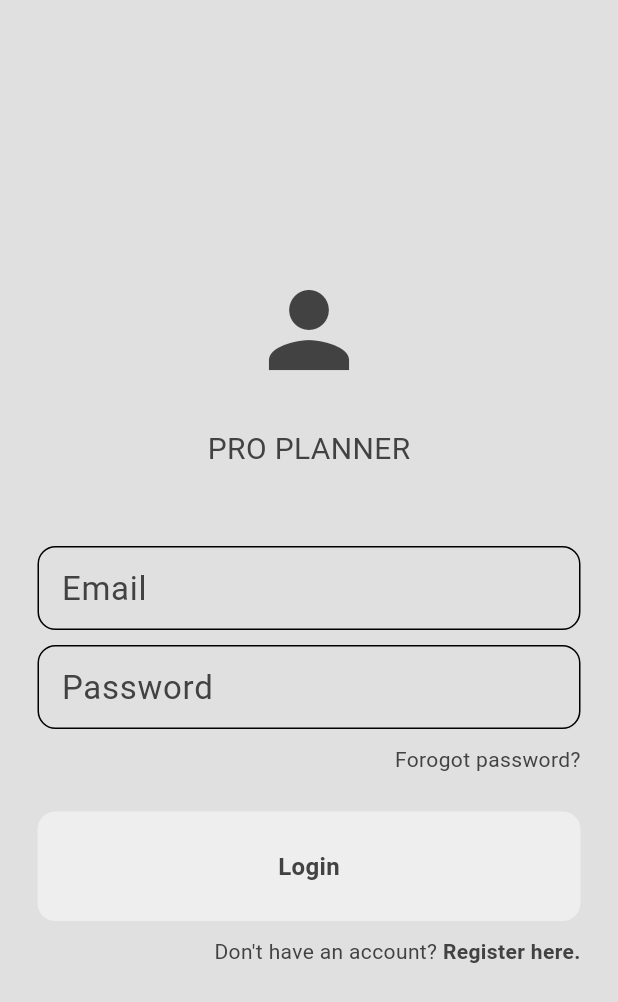
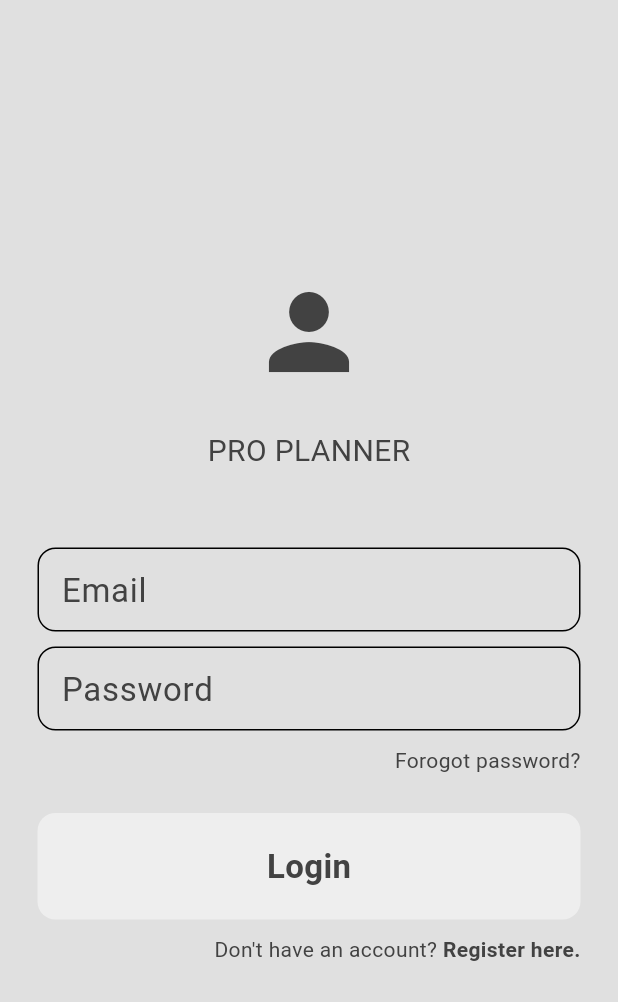
Before and after one commit to AndresCanto/ProPlannerApp, a Flutter app: the screen it shows after launch, on a phone screen of 412 x 824 dp. Shown: the top 1002 px of the screen. Run offline on Flutter 3.47's test engine with Material 3 defaults, Android fonts, the phone set to English and light mode, and no system bars; our stand-ins replace cloud_firestore, firebase_auth, firebase_core; accounts and stored records are empty.

```diff
--- a/lib/components/my_button.dart
+++ b/lib/components/my_button.dart
@@ -19,13 +19,13 @@ class MyButton extends StatelessWidget {
           color: Theme.of(context).colorScheme.primary,
           borderRadius: BorderRadius.circular(12),
         ),
-        padding: const EdgeInsets.all(25),
+        padding: const EdgeInsets.all(20),
         child: Center(
           child: Text(
             text,
             style: const TextStyle(
               fontWeight: FontWeight.bold,
-              fontSize: 16,
+              fontSize: 22,
             ),
           ),
         ),
```
